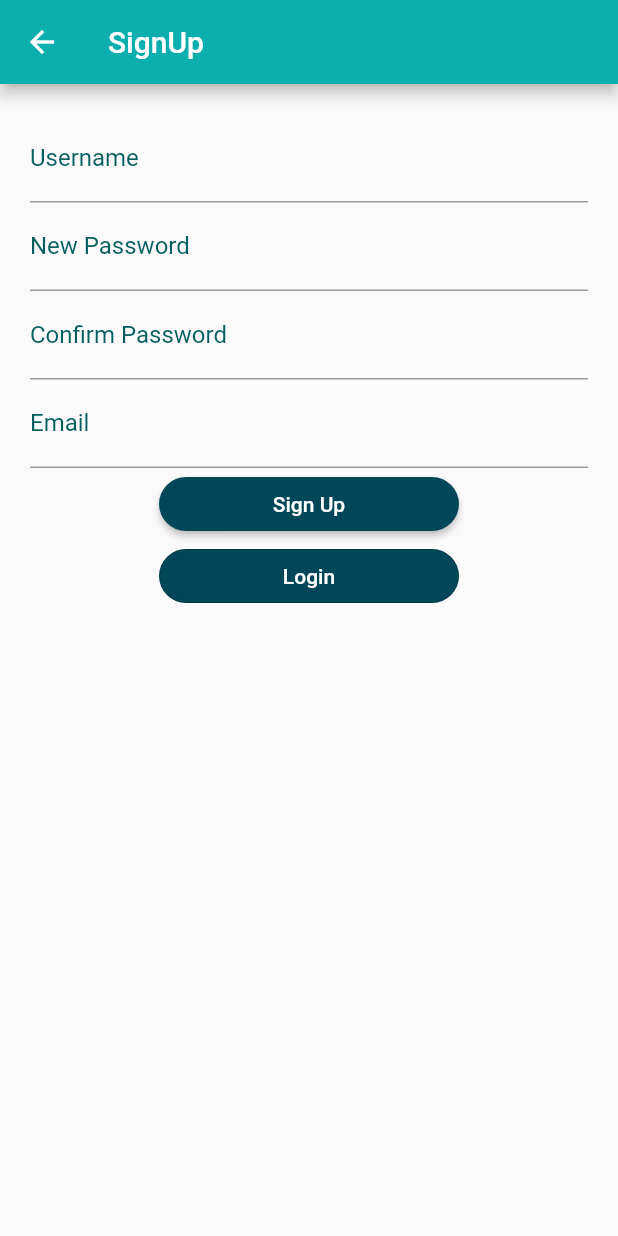
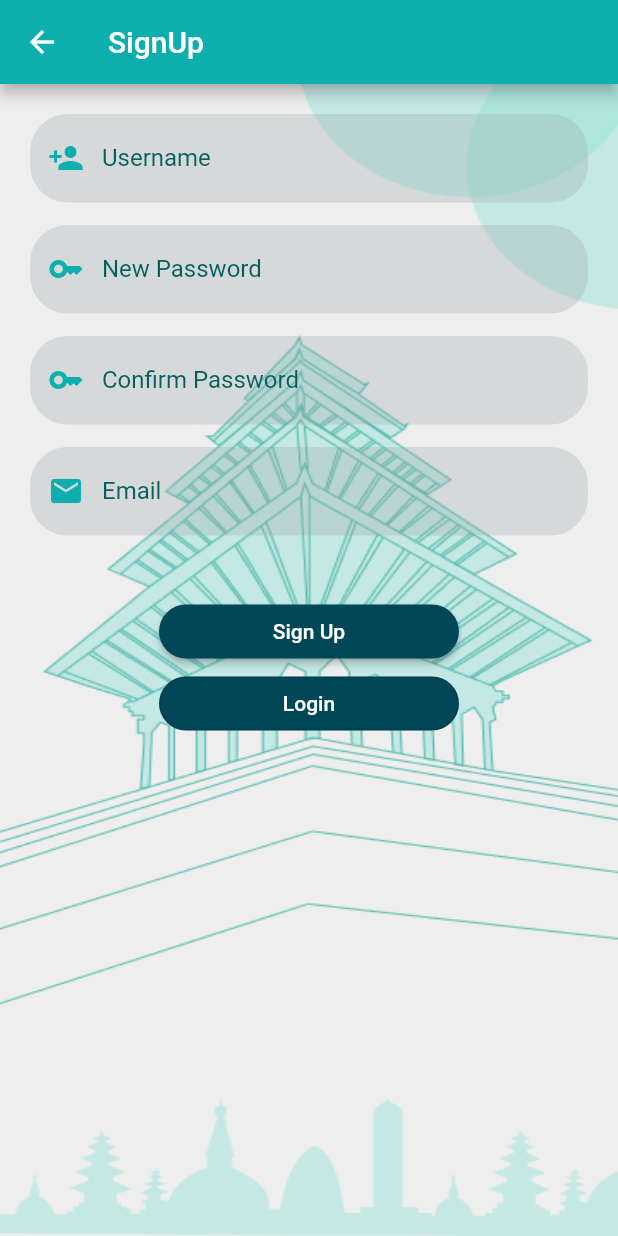
Before and after one commit to St-Luciferr/Flutter_App, a Flutter app: the SignupPage screen opened directly, on a phone screen of 412 x 824 dp. Run offline on Flutter 3.47's test engine with Material 2 defaults, Android fonts, the phone set to English and light mode, and no system bars; our stand-ins replace camera, cloud_firestore, dio, firebase_auth, firebase_core, firebase_storage and 3 more; missing offline and left inert: tflite; accounts and stored records are empty.

Commit message:
design improvements

```diff
--- a/lib/pages/login.dart
+++ b/lib/pages/login.dart
@@ -80,7 +80,7 @@ class _LoginPageState extends State<LoginPage> {
                   filled: true,
                   fillColor: const Color.fromARGB(74, 153, 167, 168),
                   border: OutlineInputBorder(
-                    borderRadius: BorderRadius.circular(10.0),
+                    borderRadius: BorderRadius.circular(25.0),
                     borderSide:
                         const BorderSide(width: 0, style: BorderStyle.none),
                   ),
@@ -101,7 +101,7 @@ class _LoginPageState extends State<LoginPage> {
                 },
               ),
               const SizedBox(
-                height: 10,
+                height: 20,
               ),
               TextFormField(
                 decoration: InputDecoration(
@@ -123,7 +123,7 @@ class _LoginPageState extends State<LoginPage> {
                   filled: true,
                   fillColor: const Color.fromARGB(74, 153, 167, 168),
                   border: OutlineInputBorder(
-                    borderRadius: BorderRadius.circular(10.0),
+                    borderRadius: BorderRadius.circular(25.0),
                     borderSide:
                         const BorderSide(width: 0, style: BorderStyle.none),
                   ),
--- a/lib/pages/signup.dart
+++ b/lib/pages/signup.dart
@@ -24,7 +24,15 @@ class _SignupPageState extends State<SignupPage> {
       appBar: AppBar(
         title: const Text('SignUp'),
       ),
-      body: SingleChildScrollView(
+      body: Container(
+        width: MediaQuery.of(context).size.width,
+        height: MediaQuery.of(context).size.height,
+        decoration: const BoxDecoration(
+          image: DecorationImage(
+              image: AssetImage('assets/images/inner_background.jpg'),
+              fit: BoxFit.fill),
+        ),
+        child: SingleChildScrollView(
           padding: const EdgeInsets.all(20),
           child: Form(
             key: _formKey,
@@ -32,15 +40,27 @@ class _SignupPageState extends State<SignupPage> {
               children: <Widget>[
                 TextFormField(
                   controller: usernameController,
-                decoration: const InputDecoration(
+                  decoration: InputDecoration(
                     labelText: 'Username',
-                  labelStyle: TextStyle(
+                    labelStyle: const TextStyle(
                       color: Color.fromARGB(255, 6, 95, 95),
                     ),
-                  hintText: 'Enter new username',
-                  hintStyle: TextStyle(
+                    hintText: 'Enter New Username',
+                    hintStyle: const TextStyle(
                       fontSize: 15,
                       color: Color.fromARGB(255, 11, 148, 148),
+                    ),
+                    prefixIcon: const Icon(
+                      Icons.person_add,
+                      color: Color.fromARGB(255, 13, 174, 174),
+                    ),
+                    floatingLabelBehavior: FloatingLabelBehavior.never,
+                    filled: true,
+                    fillColor: const Color.fromARGB(74, 153, 167, 168),
+                    border: OutlineInputBorder(
+                      borderRadius: BorderRadius.circular(25.0),
+                      borderSide:
+                          const BorderSide(width: 0, style: BorderStyle.none),
                     ),
                   ),
                   validator: (value) {
@@ -55,16 +75,31 @@ class _SignupPageState extends State<SignupPage> {
                   },
                   onSaved: (value) {},
                 ),
+                const SizedBox(
+                  height: 15,
+                ),
                 TextFormField(
-                  decoration: const InputDecoration(
+                  decoration: InputDecoration(
+                    prefixIcon: const Icon(
+                      Icons.key,
+                      color: Color.fromARGB(255, 13, 174, 174),
+                    ),
                     labelText: 'New Password',
-                    labelStyle: TextStyle(
+                    labelStyle: const TextStyle(
                       color: Color.fromARGB(255, 6, 95, 95),
                     ),
                     hintText: 'Enter New Password',
-                    hintStyle: TextStyle(
+                    hintStyle: const TextStyle(
                       fontSize: 15,
                       color: Color.fromARGB(255, 11, 148, 148),
+                    ),
+                    floatingLabelBehavior: FloatingLabelBehavior.never,
+                    filled: true,
+                    fillColor: const Color.fromARGB(74, 153, 167, 168),
+                    border: OutlineInputBorder(
+                      borderRadius: BorderRadius.circular(25.0),
+                      borderSide:
+                          const BorderSide(width: 0, style: BorderStyle.none),
                     ),
                   ),
                   obscureText: true,
@@ -81,17 +116,33 @@ class _SignupPageState extends State<SignupPage> {
                     }
                     return null;
                   },
-                  onSaved: (value) {}),
+                  onSaved: (value) {},
+                ),
+                const SizedBox(
+                  height: 15,
+                ),
                 TextFormField(
-                decoration: const InputDecoration(
+                  decoration: InputDecoration(
+                    prefixIcon: const Icon(
+                      Icons.key,
+                      color: Color.fromARGB(255, 13, 174, 174),
+                    ),
                     labelText: 'Confirm Password',
-                  labelStyle: TextStyle(
+                    labelStyle: const TextStyle(
                       color: Color.fromARGB(255, 6, 95, 95),
                     ),
                     hintText: 'Confirm New Password',
-                  hintStyle: TextStyle(
+                    hintStyle: const TextStyle(
                       fontSize: 15,
                       color: Color.fromARGB(255, 11, 148, 148),
+                    ),
+                    floatingLabelBehavior: FloatingLabelBehavior.never,
+                    filled: true,
+                    fillColor: const Color.fromARGB(74, 153, 167, 168),
+                    border: OutlineInputBorder(
+                      borderRadius: BorderRadius.circular(25.0),
+                      borderSide:
+                          const BorderSide(width: 0, style: BorderStyle.none),
                     ),
                   ),
                   obscureText: true,
@@ -107,17 +158,32 @@ class _SignupPageState extends State<SignupPage> {
                   },
                   onSaved: (value) {},
                 ),
+                const SizedBox(
+                  height: 15,
+                ),
                 TextFormField(
                   controller: emailController,
-                decoration: const InputDecoration(
+                  decoration: InputDecoration(
+                    prefixIcon: const Icon(
+                      Icons.email,
+                      color: Color.fromARGB(255, 13, 174, 174),
+                    ),
                     labelText: 'Email',
-                  labelStyle: TextStyle(
+                    labelStyle: const TextStyle(
                       color: Color.fromARGB(255, 6, 95, 95),
                     ),
                     hintText: 'Enter Your Email ID',
-                  hintStyle: TextStyle(
+                    hintStyle: const TextStyle(
                       fontSize: 15,
                       color: Color.fromARGB(255, 11, 148, 148),
+                    ),
+                    floatingLabelBehavior: FloatingLabelBehavior.never,
+                    filled: true,
+                    fillColor: const Color.fromARGB(74, 153, 167, 168),
+                    border: OutlineInputBorder(
+                      borderRadius: BorderRadius.circular(25.0),
+                      borderSide:
+                          const BorderSide(width: 0, style: BorderStyle.none),
                     ),
                   ),
                   validator: (value) {
@@ -132,6 +198,9 @@ class _SignupPageState extends State<SignupPage> {
                     return null;
                   },
                   onSaved: (value) {},
+                ),
+                const SizedBox(
+                  height: 40,
                 ),
                 ElevatedButton(
                   style: ElevatedButton.styleFrom(
@@ -192,6 +261,7 @@ class _SignupPageState extends State<SignupPage> {
             ),
           ),
         ),
+      ),
     );
   }
 }
```
Lines whose indentation alone changed are shown as unchanged.
